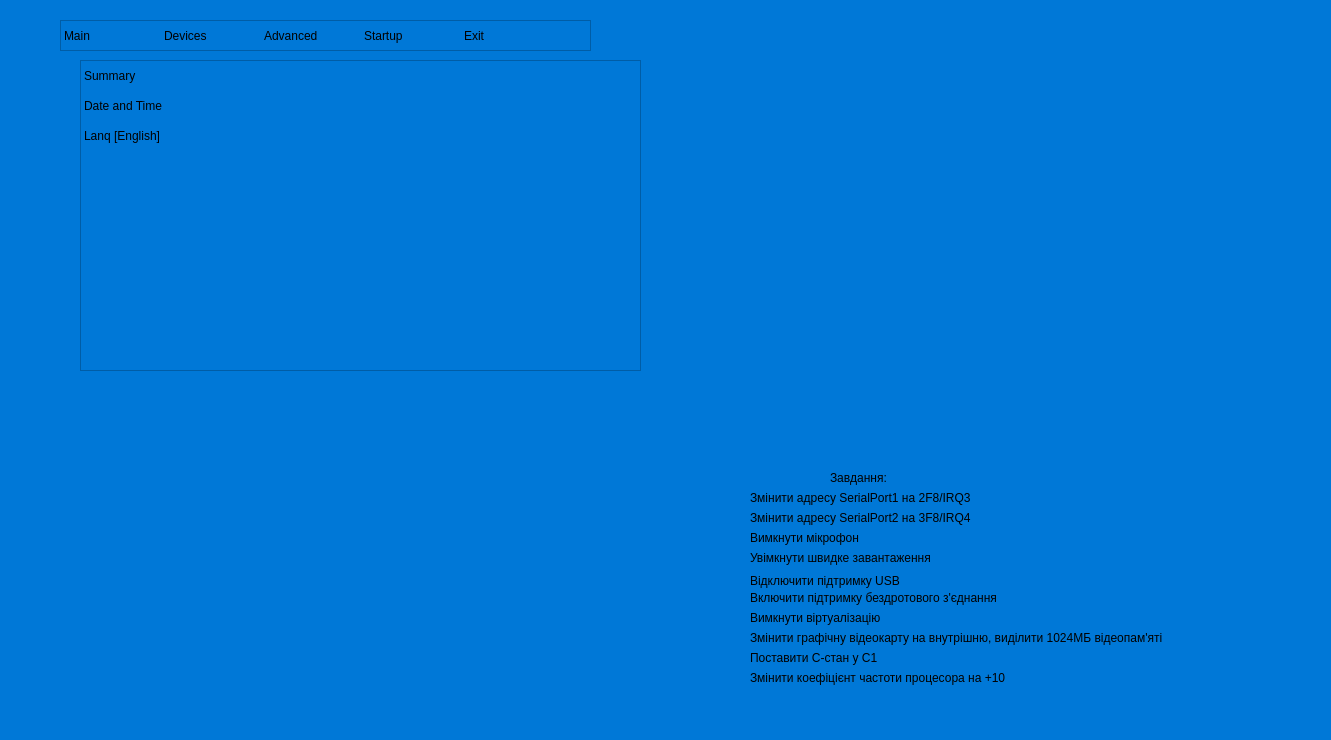
Before: the Qt Designer form BIOS-Sim3/mainwindow.ui in Nikita4096/BiosSim3, drawn with Qt 5.
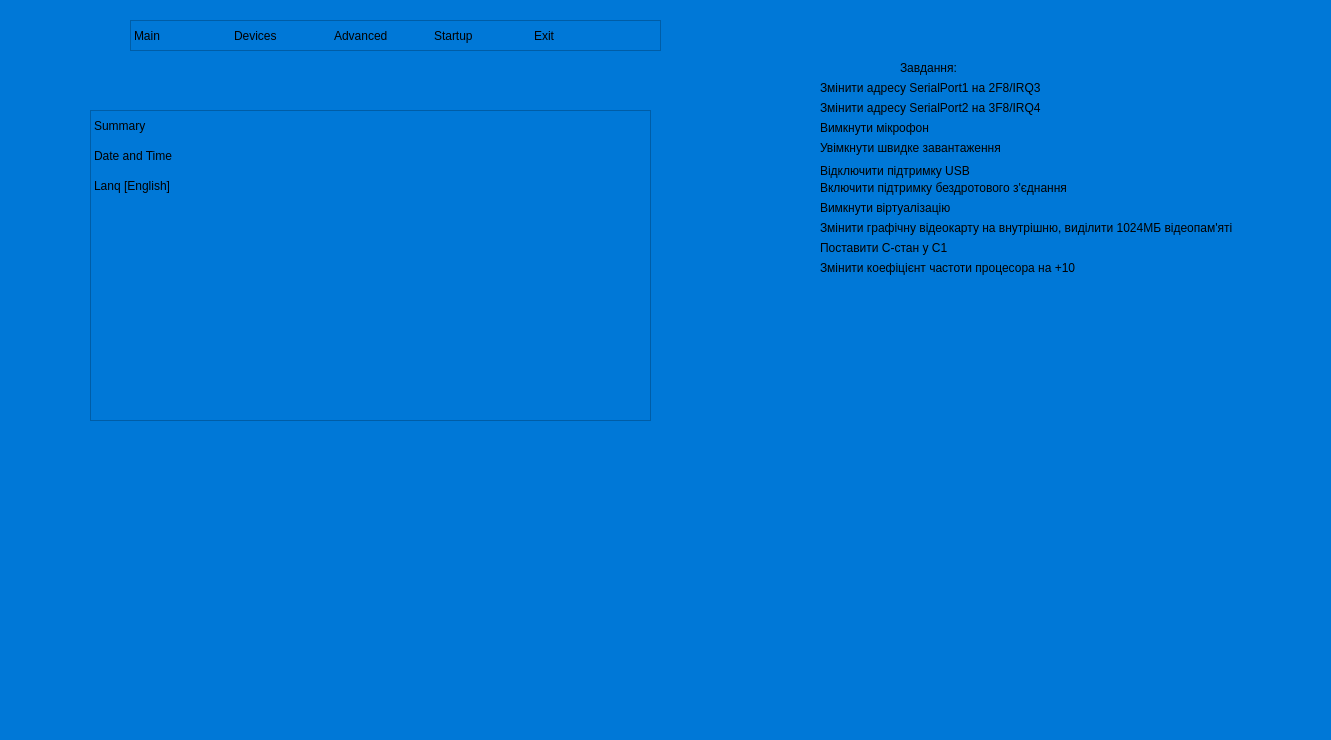
After: the same form once the commit is applied. The open tabs and pages were chosen to show the change.

```diff
--- a/BIOS-Sim3/mainwindow.ui
+++ b/BIOS-Sim3/mainwindow.ui
@@ -14,14 +14,17 @@
    <string>MainWindow</string>
   </property>
   <property name="styleSheet">
-   <string notr="true">background-color: rgb(0, 120, 215);</string>
+   <string notr="true"/>
   </property>
   <widget class="QWidget" name="centralwidget">
+   <property name="styleSheet">
+    <string notr="true">background-color: rgb(0, 120, 215);</string>
+   </property>
    <widget class="QStackedWidget" name="stackedWidget">
     <property name="geometry">
      <rect>
-      <x>40</x>
-      <y>10</y>
+      <x>50</x>
+      <y>60</y>
       <width>701</width>
       <height>421</height>
      </rect>
@@ -109,102 +112,6 @@
        </property>
       </item>
      </widget>
-     <widget class="QTableWidget" name="tableWidget_10">
-      <property name="geometry">
-       <rect>
-        <x>20</x>
-        <y>10</y>
-        <width>531</width>
-        <height>31</height>
-       </rect>
-      </property>
-      <property name="styleSheet">
-       <string notr="true">selection-background-color: rgb(0, 85, 127);
-gridline-color: rgb(255, 255, 255, 0);
-background-color: rgb(0, 120, 215);
-outline: none;
-	</string>
-      </property>
-      <property name="inputMethodHints">
-       <set>Qt::ImhNone</set>
-      </property>
-      <property name="editTriggers">
-       <set>QAbstractItemView::NoEditTriggers</set>
-      </property>
-      <property name="tabKeyNavigation">
-       <bool>false</bool>
-      </property>
-      <property name="selectionMode">
-       <enum>QAbstractItemView::SingleSelection</enum>
-      </property>
-      <property name="showGrid">
-       <bool>false</bool>
-      </property>
-      <property name="wordWrap">
-       <bool>true</bool>
-      </property>
-      <attribute name="horizontalHeaderVisible">
-       <bool>false</bool>
-      </attribute>
-      <attribute name="verticalHeaderVisible">
-       <bool>false</bool>
-      </attribute>
-      <row>
-       <property name="text">
-        <string>New Row</string>
-       </property>
-      </row>
-      <column>
-       <property name="text">
-        <string>New Column</string>
-       </property>
-      </column>
-      <column>
-       <property name="text">
-        <string>New Column</string>
-       </property>
-      </column>
-      <column>
-       <property name="text">
-        <string>New Column</string>
-       </property>
-      </column>
-      <column>
-       <property name="text">
-        <string>New Column</string>
-       </property>
-      </column>
-      <column>
-       <property name="text">
-        <string>New Column</string>
-       </property>
-      </column>
-      <item row="0" column="0">
-       <property name="text">
-        <string>Main</string>
-       </property>
-      </item>
-      <item row="0" column="1">
-       <property name="text">
-        <string>Devices</string>
-       </property>
-      </item>
-      <item row="0" column="2">
-       <property name="text">
-        <string>Advanced</string>
-       </property>
-      </item>
-      <item row="0" column="3">
-       <property name="text">
-        <string>Startup</string>
-       </property>
-      </item>
-      <item row="0" column="4">
-       <property name="text">
-        <string>Exit</string>
-       </property>
-      </item>
-     </widget>
     </widget>
     <widget class="QWidget" name="page_6">
      <widget class="QTableWidget" name="tableWidget_6">
@@ -1043,110 +950,14 @@
        </property>
       </item>
      </widget>
-     <widget class="QTableWidget" name="tableWidget_14">
-      <property name="geometry">
-       <rect>
-        <x>20</x>
-        <y>10</y>
-        <width>531</width>
-        <height>31</height>
-       </rect>
-      </property>
-      <property name="styleSheet">
-       <string notr="true">selection-background-color: rgb(0, 85, 127);
-gridline-color: rgb(255, 255, 255, 0);
-background-color: rgb(0, 120, 215);
-outline: none;
-	</string>
-      </property>
-      <property name="inputMethodHints">
-       <set>Qt::ImhNone</set>
-      </property>
-      <property name="editTriggers">
-       <set>QAbstractItemView::NoEditTriggers</set>
-      </property>
-      <property name="tabKeyNavigation">
-       <bool>false</bool>
-      </property>
-      <property name="selectionMode">
-       <enum>QAbstractItemView::SingleSelection</enum>
-      </property>
-      <property name="showGrid">
-       <bool>false</bool>
-      </property>
-      <property name="wordWrap">
-       <bool>true</bool>
-      </property>
-      <attribute name="horizontalHeaderVisible">
-       <bool>false</bool>
-      </attribute>
-      <attribute name="verticalHeaderVisible">
-       <bool>false</bool>
-      </attribute>
-      <row>
-       <property name="text">
-        <string>New Row</string>
-       </property>
-      </row>
-      <column>
-       <property name="text">
-        <string>New Column</string>
-       </property>
-      </column>
-      <column>
-       <property name="text">
-        <string>New Column</string>
-       </property>
-      </column>
-      <column>
-       <property name="text">
-        <string>New Column</string>
-       </property>
-      </column>
-      <column>
-       <property name="text">
-        <string>New Column</string>
-       </property>
-      </column>
-      <column>
-       <property name="text">
-        <string>New Column</string>
-       </property>
-      </column>
-      <item row="0" column="0">
-       <property name="text">
-        <string>Main</string>
-       </property>
-      </item>
-      <item row="0" column="1">
-       <property name="text">
-        <string>Devices</string>
-       </property>
-      </item>
-      <item row="0" column="2">
-       <property name="text">
-        <string>Advanced</string>
-       </property>
-      </item>
-      <item row="0" column="3">
-       <property name="text">
-        <string>Startup</string>
-       </property>
-      </item>
-      <item row="0" column="4">
-       <property name="text">
-        <string>Exit</string>
-       </property>
-      </item>
-     </widget>
     </widget>
    </widget>
    <widget class="QStackedWidget" name="Pages">
     <property name="geometry">
      <rect>
-      <x>10</x>
-      <y>20</y>
-      <width>921</width>
+      <x>20</x>
+      <y>70</y>
+      <width>781</width>
       <height>431</height>
      </rect>
     </property>
@@ -2072,8 +1883,8 @@
    <widget class="QWidget" name="widget" native="true">
     <property name="geometry">
      <rect>
-      <x>740</x>
-      <y>470</y>
+      <x>810</x>
+      <y>60</y>
       <width>501</width>
       <height>236</height>
      </rect>
@@ -2222,6 +2033,102 @@
      </property>
     </widget>
    </widget>
+   <widget class="QTableWidget" name="tableWidget_14">
+    <property name="geometry">
+     <rect>
+      <x>130</x>
+      <y>20</y>
+      <width>531</width>
+      <height>31</height>
+     </rect>
+    </property>
+    <property name="styleSheet">
+     <string notr="true">selection-background-color: rgb(0, 85, 127);
+gridline-color: rgb(255, 255, 255, 0);
+background-color: rgb(0, 120, 215);
+outline: none;
+	</string>
+    </property>
+    <property name="inputMethodHints">
+     <set>Qt::ImhNone</set>
+    </property>
+    <property name="editTriggers">
+     <set>QAbstractItemView::NoEditTriggers</set>
+    </property>
+    <property name="tabKeyNavigation">
+     <bool>false</bool>
+    </property>
+    <property name="selectionMode">
+     <enum>QAbstractItemView::SingleSelection</enum>
+    </property>
+    <property name="showGrid">
+     <bool>false</bool>
+    </property>
+    <property name="wordWrap">
+     <bool>true</bool>
+    </property>
+    <attribute name="horizontalHeaderVisible">
+     <bool>false</bool>
+    </attribute>
+    <attribute name="verticalHeaderVisible">
+     <bool>false</bool>
+    </attribute>
+    <row>
+     <property name="text">
+      <string>New Row</string>
+     </property>
+    </row>
+    <column>
+     <property name="text">
+      <string>New Column</string>
+     </property>
+    </column>
+    <column>
+     <property name="text">
+      <string>New Column</string>
+     </property>
+    </column>
+    <column>
+     <property name="text">
+      <string>New Column</string>
+     </property>
+    </column>
+    <column>
+     <property name="text">
+      <string>New Column</string>
+     </property>
+    </column>
+    <column>
+     <property name="text">
+      <string>New Column</string>
+     </property>
+    </column>
+    <item row="0" column="0">
+     <property name="text">
+      <string>Main</string>
+     </property>
+    </item>
+    <item row="0" column="1">
+     <property name="text">
+      <string>Devices</string>
+     </property>
+    </item>
+    <item row="0" column="2">
+     <property name="text">
+      <string>Advanced</string>
+     </property>
+    </item>
+    <item row="0" column="3">
+     <property name="text">
+      <string>Startup</string>
+     </property>
+    </item>
+    <item row="0" column="4">
+     <property name="text">
+      <string>Exit</string>
+     </property>
+    </item>
+   </widget>
    <zorder>widget</zorder>
    <zorder>Pages</zorder>
    <zorder>stackedWidget</zorder>
```
Left out of the diff: 293 changed lines with no effect on the pictures.
